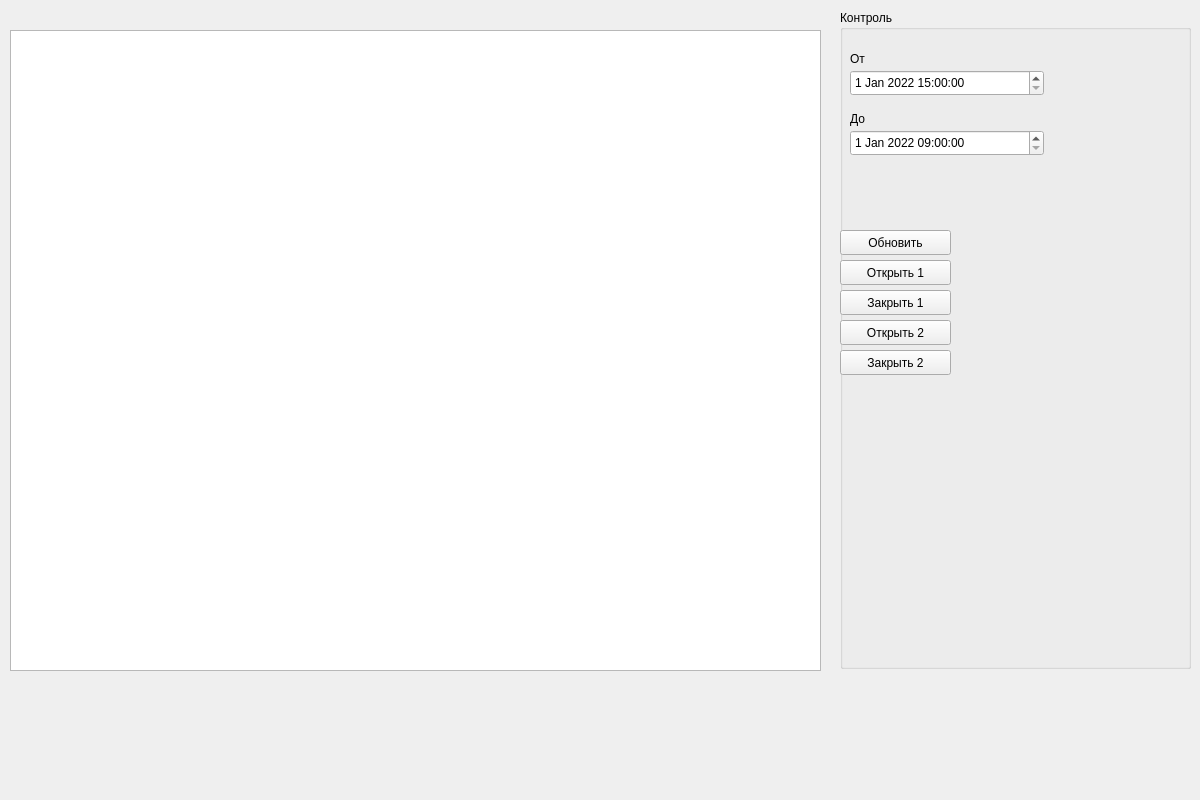
lxndrrud/barriers-desktop-py, file ui_main_window.ui: the form before one commit.
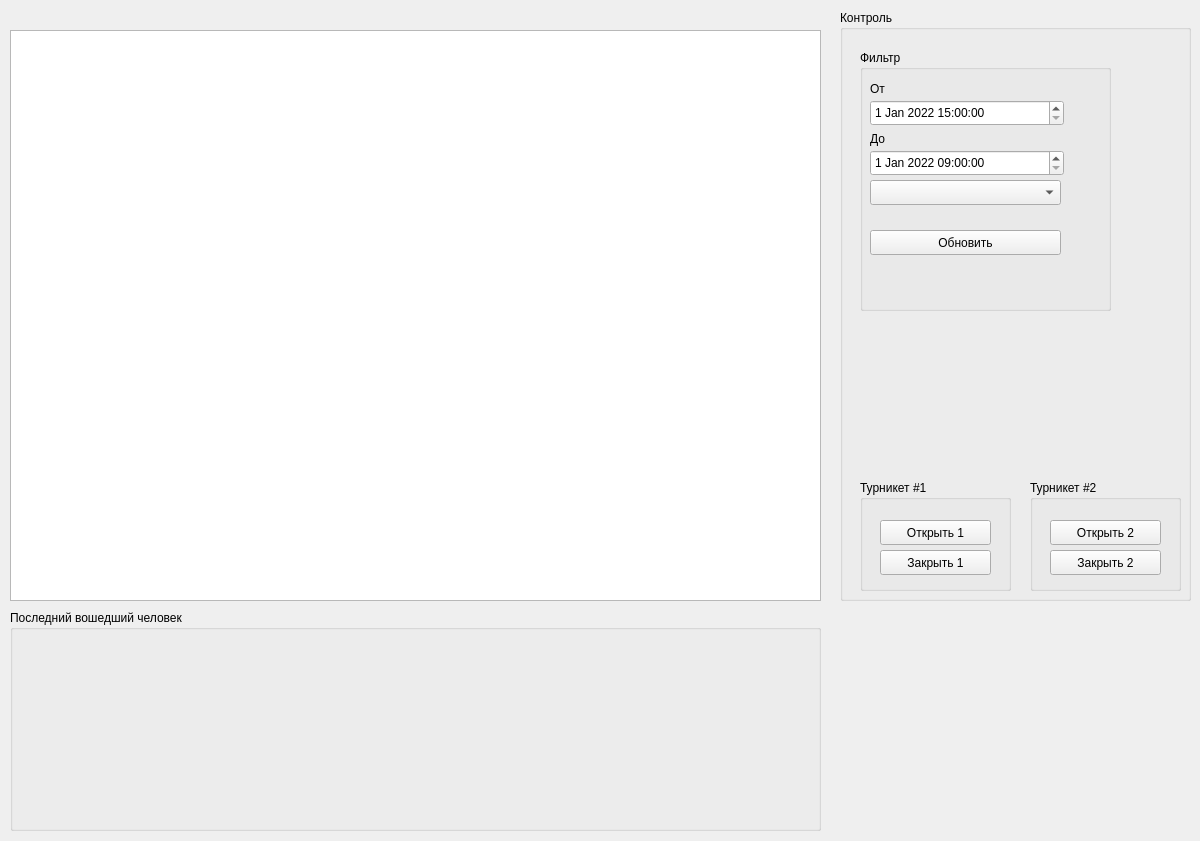
The form after the commit.

The edit to the form file:
```diff
--- a/ui_main_window.ui
+++ b/ui_main_window.ui
@@ -7,7 +7,7 @@
     <x>0</x>
     <y>0</y>
     <width>1200</width>
-    <height>800</height>
+    <height>841</height>
    </rect>
   </property>
   <property name="windowTitle">
@@ -19,7 +19,7 @@
      <x>840</x>
      <y>10</y>
      <width>351</width>
-     <height>659</height>
+     <height>591</height>
     </rect>
    </property>
    <property name="sizePolicy">
@@ -37,12 +37,100 @@
    <property name="title">
     <string>Контроль</string>
    </property>
+   <widget class="QGroupBox" name="groupBox_2">
+    <property name="geometry">
+     <rect>
+      <x>20</x>
+      <y>40</y>
+      <width>251</width>
+      <height>261</height>
+     </rect>
+    </property>
+    <property name="title">
+     <string>Фильтр</string>
+    </property>
+    <widget class="QDateTimeEdit" name="fromTime">
+     <property name="geometry">
+      <rect>
+       <x>10</x>
+       <y>50</y>
+       <width>194</width>
+       <height>26</height>
+      </rect>
+     </property>
+     <property name="dateTime">
+      <datetime>
+       <hour>15</hour>
+       <minute>0</minute>
+       <second>0</second>
+       <year>2022</year>
+       <month>1</month>
+       <day>1</day>
+      </datetime>
+     </property>
+    </widget>
+    <widget class="QLabel" name="label">
+     <property name="geometry">
+      <rect>
+       <x>10</x>
+       <y>30</y>
+       <width>67</width>
+       <height>17</height>
+      </rect>
+     </property>
+     <property name="text">
+      <string>От</string>
+     </property>
+    </widget>
+    <widget class="QDateTimeEdit" name="toTime">
+     <property name="geometry">
+      <rect>
+       <x>10</x>
+       <y>100</y>
+       <width>194</width>
+       <height>26</height>
+      </rect>
+     </property>
+     <property name="dateTime">
+      <datetime>
+       <hour>9</hour>
+       <minute>0</minute>
+       <second>0</second>
+       <year>2022</year>
+       <month>1</month>
+       <day>1</day>
+      </datetime>
+     </property>
+    </widget>
+    <widget class="QLabel" name="label_2">
+     <property name="geometry">
+      <rect>
+       <x>10</x>
+       <y>80</y>
+       <width>67</width>
+       <height>17</height>
+      </rect>
+     </property>
+     <property name="text">
+      <string>До</string>
+     </property>
+    </widget>
+    <widget class="QComboBox" name="buildingSelect">
+     <property name="geometry">
+      <rect>
+       <x>10</x>
+       <y>130</y>
+       <width>191</width>
+       <height>25</height>
+      </rect>
+     </property>
+    </widget>
    <widget class="QPushButton" name="updateMovements">
     <property name="geometry">
      <rect>
-      <x>0</x>
-      <y>220</y>
-      <width>111</width>
+       <x>10</x>
+       <y>180</y>
+       <width>191</width>
       <height>25</height>
      </rect>
     </property>
@@ -50,11 +138,24 @@
      <string>Обновить</string>
     </property>
    </widget>
+   </widget>
+   <widget class="QGroupBox" name="groupBox_3">
+    <property name="geometry">
+     <rect>
+      <x>20</x>
+      <y>470</y>
+      <width>151</width>
+      <height>111</height>
+     </rect>
+    </property>
+    <property name="title">
+     <string>Турникет #1</string>
+    </property>
    <widget class="QPushButton" name="openBarrier1">
     <property name="geometry">
      <rect>
-      <x>0</x>
-      <y>250</y>
+       <x>20</x>
+       <y>40</y>
       <width>111</width>
       <height>25</height>
      </rect>
@@ -66,8 +167,8 @@
    <widget class="QPushButton" name="closeBarrier1">
     <property name="geometry">
      <rect>
-      <x>0</x>
-      <y>280</y>
+       <x>20</x>
+       <y>70</y>
       <width>111</width>
       <height>25</height>
      </rect>
@@ -76,11 +177,24 @@
      <string>Закрыть 1</string>
     </property>
    </widget>
+   </widget>
+   <widget class="QGroupBox" name="groupBox_4">
+    <property name="geometry">
+     <rect>
+      <x>190</x>
+      <y>470</y>
+      <width>151</width>
+      <height>111</height>
+     </rect>
+    </property>
+    <property name="title">
+     <string>Турникет #2</string>
+    </property>
    <widget class="QPushButton" name="openBarrier2">
     <property name="geometry">
      <rect>
-      <x>0</x>
-      <y>310</y>
+       <x>20</x>
+       <y>40</y>
       <width>111</width>
       <height>25</height>
      </rect>
@@ -92,8 +206,8 @@
    <widget class="QPushButton" name="closeBarrier2">
     <property name="geometry">
      <rect>
-      <x>0</x>
-      <y>340</y>
+       <x>20</x>
+       <y>70</y>
       <width>111</width>
       <height>25</height>
      </rect>
@@ -102,71 +216,6 @@
      <string>Закрыть 2</string>
     </property>
    </widget>
-   <widget class="QDateTimeEdit" name="fromTime">
-    <property name="geometry">
-     <rect>
-      <x>10</x>
-      <y>60</y>
-      <width>194</width>
-      <height>26</height>
-     </rect>
-    </property>
-    <property name="dateTime">
-     <datetime>
-      <hour>15</hour>
-      <minute>0</minute>
-      <second>0</second>
-      <year>2022</year>
-      <month>1</month>
-      <day>1</day>
-     </datetime>
-    </property>
-   </widget>
-   <widget class="QLabel" name="label">
-    <property name="geometry">
-     <rect>
-      <x>10</x>
-      <y>40</y>
-      <width>67</width>
-      <height>17</height>
-     </rect>
-    </property>
-    <property name="text">
-     <string>От</string>
-    </property>
-   </widget>
-   <widget class="QDateTimeEdit" name="toTime">
-    <property name="geometry">
-     <rect>
-      <x>10</x>
-      <y>120</y>
-      <width>194</width>
-      <height>26</height>
-     </rect>
-    </property>
-    <property name="dateTime">
-     <datetime>
-      <hour>9</hour>
-      <minute>0</minute>
-      <second>0</second>
-      <year>2022</year>
-      <month>1</month>
-      <day>1</day>
-     </datetime>
-    </property>
-   </widget>
-   <widget class="QLabel" name="label_2">
-    <property name="geometry">
-     <rect>
-      <x>10</x>
-      <y>100</y>
-      <width>67</width>
-      <height>17</height>
-     </rect>
-    </property>
-    <property name="text">
-     <string>До</string>
-    </property>
    </widget>
   </widget>
   <widget class="QTableView" name="tableView">
@@ -175,10 +224,45 @@
      <x>10</x>
      <y>30</y>
      <width>811</width>
-     <height>641</height>
+     <height>571</height>
     </rect>
    </property>
   </widget>
+  <widget class="QGroupBox" name="groupBox_5">
+   <property name="geometry">
+    <rect>
+     <x>10</x>
+     <y>610</y>
+     <width>811</width>
+     <height>221</height>
+    </rect>
+   </property>
+   <property name="title">
+    <string>Последний вошедший человек</string>
+   </property>
+   <widget class="QLabel" name="lastPersonLabel">
+    <property name="geometry">
+     <rect>
+      <x>0</x>
+      <y>20</y>
+      <width>200</width>
+      <height>200</height>
+     </rect>
+    </property>
+    <property name="autoFillBackground">
+     <bool>false</bool>
+    </property>
+    <property name="text">
+     <string/>
+    </property>
+    <property name="openExternalLinks">
+     <bool>true</bool>
+    </property>
+    <property name="textInteractionFlags">
+     <set>Qt::LinksAccessibleByMouse</set>
+    </property>
+   </widget>
+  </widget>
  </widget>
  <resources/>
  <connections/>
```
Lines whose indentation alone changed are shown as unchanged.
